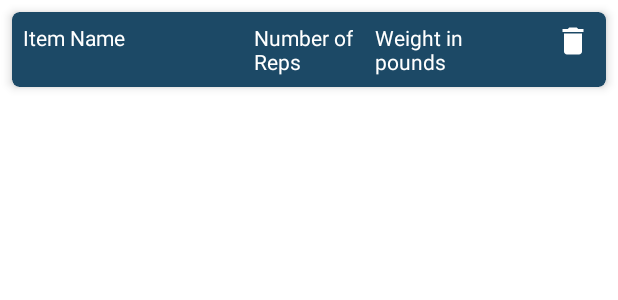
After one commit to Tu-LucD/PR-Manager, an Android app: the layout exercise_rv_item.xml on its own in the app's theme, with its tools: preview values and no code run, on a phone screen of 412 x 824 dp. The commit adds this screen. Shown: the top 300 px of the screen. Run offline under Robolectric (Android 15) with nearby library versions, the phone set to English and light mode, and no system bars.

Commit message:
Doing recycler view

```diff
--- /dev/null
+++ b/app/src/main/java/com/example/prmanager/ExerciseRVAdapter.kt
@@ -0,0 +1,4 @@
+package com.example.prmanager
+
+class ExerciseRVAdapter (var list: List<ExerciseItems>, val){
+}
--- a/app/src/main/java/com/example/prmanager/MainActivity.kt
+++ b/app/src/main/java/com/example/prmanager/MainActivity.kt
@@ -2,10 +2,16 @@ package com.example.prmanager
 
 import androidx.appcompat.app.AppCompatActivity
 import android.os.Bundle
+import androidx.recyclerview.widget.RecyclerView
+import com.google.android.material.floatingactionbutton.FloatingActionButton
 
 class MainActivity : AppCompatActivity() {
+    lateinit var itemsRV: RecyclerView
+    lateinit var addFAB: FloatingActionButton
     override fun onCreate(savedInstanceState: Bundle?) {
         super.onCreate(savedInstanceState)
         setContentView(R.layout.activity_main)
+        itemsRV = findViewById(R.id.idRVItems)
+        addFAB = findViewById(R.id.idFABAdd)
     }
 }
--- /dev/null
+++ b/app/src/main/res/drawable/ic_add.xml
@@ -0,0 +1,5 @@
+<vector android:height="24dp" android:tint="#000000"
+    android:viewportHeight="24" android:viewportWidth="24"
+    android:width="24dp" xmlns:android="http://schemas.android.com/apk/res/android">
+    <path android:fillColor="@android:color/white" android:pathData="M19,13h-6v6h-2v-6H5v-2h6V5h2v6h6v2z"/>
+</vector>
--- /dev/null
+++ b/app/src/main/res/drawable/ic_delete.xml
@@ -0,0 +1,5 @@
+<vector android:height="24dp" android:tint="#000000"
+    android:viewportHeight="24" android:viewportWidth="24"
+    android:width="24dp" xmlns:android="http://schemas.android.com/apk/res/android">
+    <path android:fillColor="@android:color/white" android:pathData="M6,19c0,1.1 0.9,2 2,2h8c1.1,0 2,-0.9 2,-2V7H6v12zM19,4h-3.5l-1,-1h-5l-1,1H5v2h14V4z"/>
+</vector>
--- /dev/null
+++ b/app/src/main/res/layout/exercise_rv_item.xml
@@ -0,0 +1,65 @@
+<?xml version="1.0" encoding="utf-8"?>
+<androidx.cardview.widget.CardView xmlns:android="http://schemas.android.com/apk/res/android"
+    android:layout_width="match_parent"
+    android:layout_height="wrap_content"
+    xmlns:app="http://schemas.android.com/apk/res-auto"
+    android:layout_margin="8dp"
+    android:backgroundTint="@color/blue_shade_2"
+    app:cardCornerRadius="5dp"
+    app:cardElevation="4dp">
+
+    <RelativeLayout
+        android:layout_width="match_parent"
+        android:layout_height="wrap_content"
+        >
+        <LinearLayout
+            android:id="@+id/idLL1"
+            android:layout_width="match_parent"
+            android:layout_height="wrap_content"
+            android:orientation="horizontal"
+            android:weightSum="5"
+            >
+            <TextView
+                android:id="@+id/idTVItemName"
+                android:layout_width="0dp"
+                android:layout_height="wrap_content"
+                android:layout_weight="2"
+                android:text="Item Name"
+                android:textColor="@color/white"
+                android:padding="4dp"
+                android:layout_margin="3dp"
+                />
+            <TextView
+                android:id="@+id/idTVNbReps"
+                android:layout_width="0dp"
+                android:layout_height="wrap_content"
+                android:layout_weight="1"
+                android:text="Number of Reps"
+                android:textColor="@color/white"
+                android:padding="4dp"
+                android:layout_margin="3dp"
+                />
+            <TextView
+                android:id="@+id/idTVNbPounds"
+                android:layout_width="0dp"
+                android:layout_height="wrap_content"
+                android:layout_weight="1.5"
+                android:text="Weight in pounds"
+                android:textColor="@color/white"
+                android:padding="4dp"
+                android:layout_margin="3dp"
+                />
+            <ImageView
+                android:id="@+id/idTVDelete"
+                android:layout_width="0dp"
+                android:layout_height="wrap_content"
+                android:layout_margin="3dp"
+                android:layout_weight="0.5"
+                android:padding="4dp"
+                app:tint="@color/white"
+                android:src="@drawable/ic_delete"
+                />
+        </LinearLayout>
+    </RelativeLayout>
+
+</androidx.cardview.widget.CardView>
```
Also changed, not shown: app/src/main/res/layout/activity_main.xml (+17 -9 lines).
